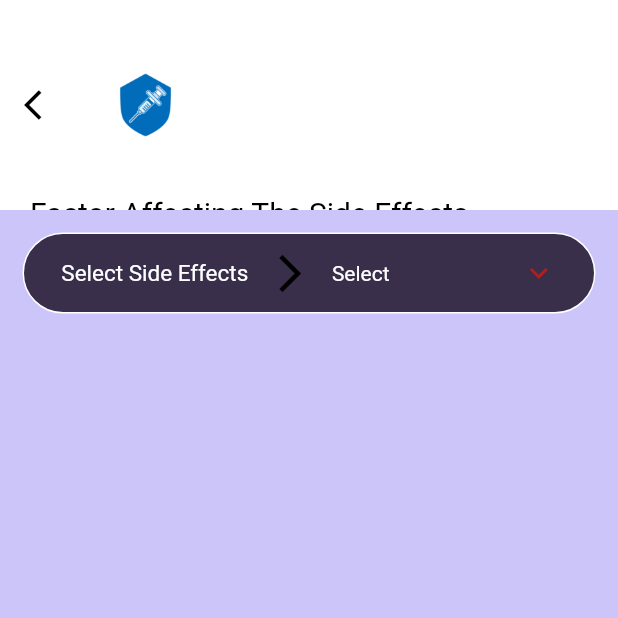
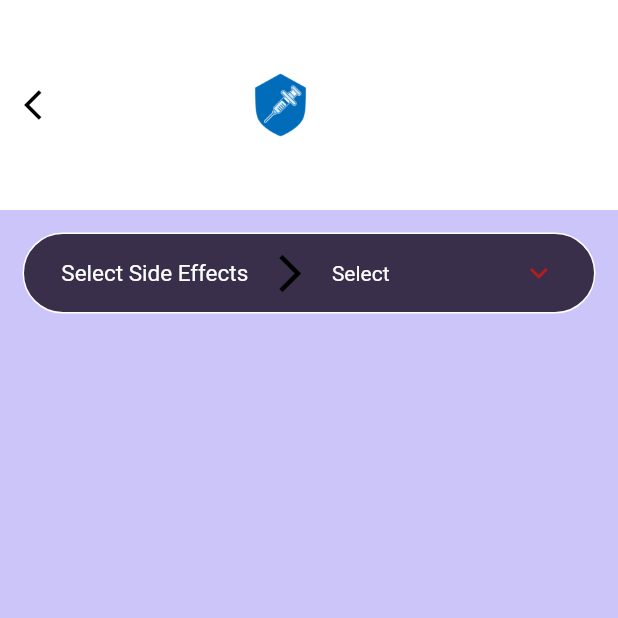
Before and after one commit to Rwishwajith/The-Shield, a Flutter app: the AggregatingFactorsScreen screen opened directly, on a phone screen of 412 x 824 dp, the top half of it. Run offline on Flutter 3.47's test engine with Material 2 defaults, Android fonts, the phone set to English and light mode, and no system bars; our stand-ins replace cloud_firestore, firebase_auth, firebase_core, fl_chart, flutter_rating_bar, font_awesome_flutter and 6 more; missing offline and left inert: flutter_facebook_auth, is_first_run; accounts and stored records are empty.

Commit message:
Updated Remedies

```diff
--- a/the_shield/lib/main_menu/remedies/aggregating_factors.dart
+++ b/the_shield/lib/main_menu/remedies/aggregating_factors.dart
@@ -56,9 +56,12 @@
               ),
             ),
           ),
-          title: Image(image: logoImage, width: 50, height: 50),
+          title: Padding(
+            padding: const EdgeInsets.only(left: 90.0),
+            child: Image(image: logoImage, width: 50, height: 50),
+          ),
           flexibleSpace: Padding(
-            padding: const EdgeInsets.only(top: 130.0, left: 20.0),
+            padding: const EdgeInsets.only(top: 160.0, left: 20.0),
             child: Container(
               height: 50,
               child: Text(
```
Also changed, not shown: the_shield/lib/main_menu/remedies/factor_affection.dart (+5 -2 lines), the_shield/lib/main_menu/remedies/identifyFactors.dart (+5 -2 lines), the_shield/lib/main_menu/remedies/simple_home_remedies.dart (+5 -2 lines).
